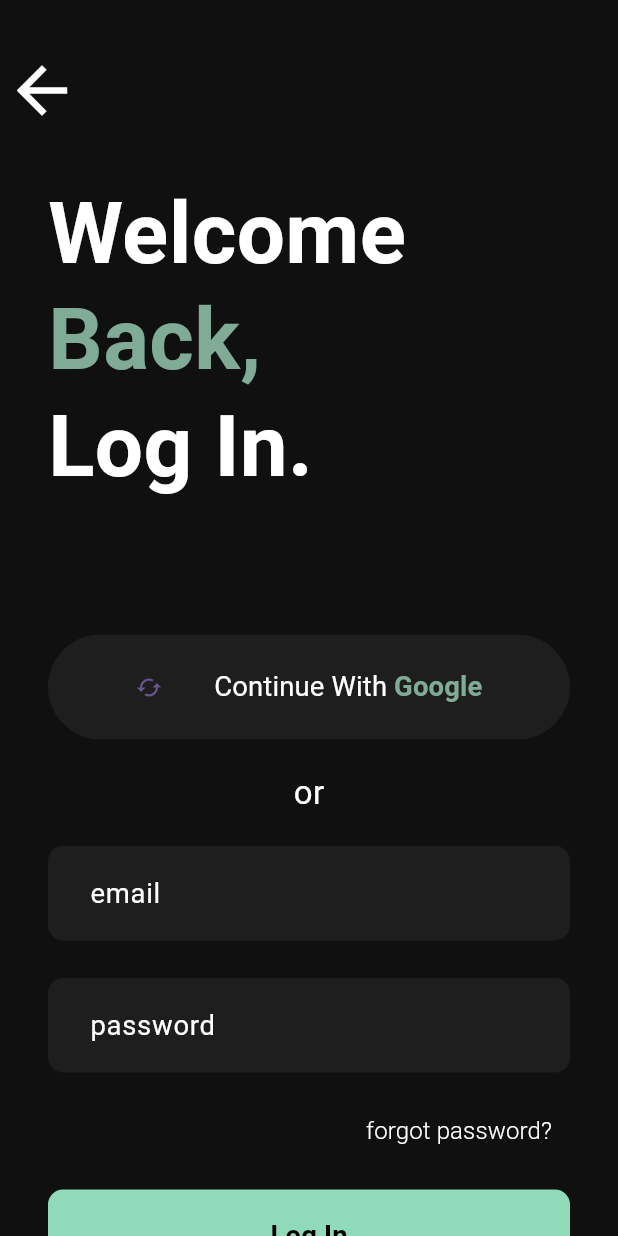
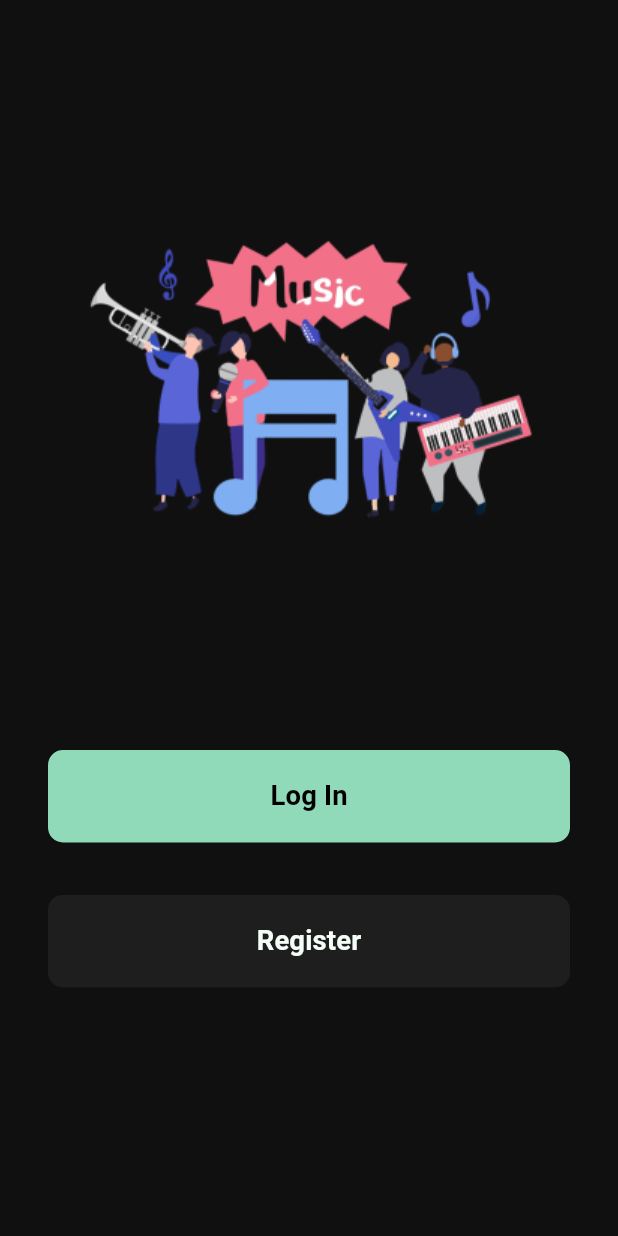
Before and after one commit to Joshua-Thachil/Hook, a Flutter app: the screen it shows after launch, on a phone screen of 412 x 824 dp. Run offline on Flutter 3.47's test engine with Material 3 defaults, Android fonts, the phone set to English and light mode, and no system bars; drawn by our look-alikes of carousel_slider; our stand-ins replace firebase_auth, firebase_core; accounts and stored records are empty.

Commit message:
added carousel slider to initScreen

```diff
--- a/lib/auth/auth_service.dart
+++ b/lib/auth/auth_service.dart
@@ -24,7 +24,7 @@ class AuthService{
       final credentials = await _authInstance.signInWithEmailAndPassword(email: email, password: password);
       return credentials.user;
     }catch(e) {
-      print("Error with creating user");
+      print("Error with Logging user in");
     }
 
     return null;
--- a/lib/main.dart
+++ b/lib/main.dart
@@ -1,7 +1,7 @@
 import 'package:firebase_core/firebase_core.dart';
 import 'package:flutter/material.dart';
 import 'package:musicapp/firebase_options.dart';
-import 'package:musicapp/screens/Login.dart';
+import 'package:musicapp/screens/InitScreen.dart';
 
 Future<void> main() async {
   WidgetsFlutterBinding.ensureInitialized();
@@ -21,7 +21,7 @@ class MyApp extends StatelessWidget {
         useMaterial3: true,
       ),
       debugShowCheckedModeBanner: false,
-      home: const Login(),
+      home: const InitScreen(),
     );
   }
 }
--- /dev/null
+++ b/lib/screens/InitScreen.dart
@@ -0,0 +1,92 @@
+import 'package:flutter/material.dart';
+import 'package:carousel_slider/carousel_slider.dart';
+
+class InitScreen extends StatefulWidget {
+  const InitScreen({super.key});
+
+  @override
+  State<InitScreen> createState() => _InitScreenState();
+}
+
+class _InitScreenState extends State<InitScreen> {
+
+  List<Widget> carouselItems = [
+    Container(
+      decoration: BoxDecoration(
+        image: DecorationImage(
+          image: AssetImage('assets/images/band-performing-live-music.png')
+        )
+      ),
+    ),
+  ];
+
+  @override
+  Widget build(BuildContext context) {
+    return Scaffold(
+      backgroundColor: const Color(0xff101010),
+      body: Center(
+        child: Padding(
+          padding: const EdgeInsets.only(left: 32, right: 32),
+          child: ListView(
+            children: [
+
+              CarouselSlider(
+                  items: carouselItems,
+                  options: CarouselOptions(
+                    height: 500,
+                    viewportFraction: 1
+                  )
+              ),
+
+              ElevatedButton(
+                onPressed: () {
+
+                },
+                style: ElevatedButton.styleFrom(
+                  elevation: 0,
+                  backgroundColor: const Color(0xff90DAB9),
+                  fixedSize: const Size(366, 61.6),
+                  shape: const RoundedRectangleBorder(
+                      borderRadius: BorderRadius.all(Radius.circular(10))
+                  ),
+                ),
+                child: const Text(
+                  "Log In",
+                  style: TextStyle(
+                    fontSize: 18.3,
+                    fontWeight: FontWeight.bold,
+                    color: Colors.black,
+                  ),
+                ),
+              ),
+
+              SizedBox(height: 35,),
+
+              ElevatedButton(
+                onPressed: () {
+
+                },
+                style: ElevatedButton.styleFrom(
+                  elevation: 0,
+                  backgroundColor: const Color(0xff1E1E1E),
+                  fixedSize: const Size(366, 61.6),
+                  shape: const RoundedRectangleBorder(
+                      borderRadius: BorderRadius.all(Radius.circular(10))
+                  ),
+                ),
+                child: const Text(
+                  "Register",
+                  style: TextStyle(
+                    fontSize: 18.3,
+                    fontWeight: FontWeight.bold,
+                    color: const Color(0xffF4FDF6),
+                  ),
+                ),
+              ),
+            ],
+          ),
+        ),
+      ),
+    );
+  }
+}
--- a/lib/screens/Login.dart
+++ b/lib/screens/Login.dart
@@ -2,7 +2,6 @@ import 'package:flutter/cupertino.dart';
 import 'package:flutter/material.dart';
 import 'package:musicapp/auth/auth_service.dart';
 import 'package:musicapp/screens/HomePage.dart';
-import 'package:musicapp/screens/SignUp.dart';
 
 class Login extends StatefulWidget {
   const Login({super.key});
@@ -231,14 +230,14 @@ class _LoginState extends State<Login> {
 
               const SizedBox(height: 15,),
 
-              ElevatedButton(
-                onPressed: () {
-                  Navigator.push(context, MaterialPageRoute(builder: (context) => SignUp()));
-                },
-                child: const Text(
-                  "Signup",
-                ),
-              ),
+              // ElevatedButton(
+              //   onPressed: () {
+              //     Navigator.push(context, MaterialPageRoute(builder: (context) => SignUp()));
+              //   },
+              //   child: const Text(
+              //     "Signup",
+              //   ),
+              // ),
 
             ],
           ),
```
Also changed, not shown: pubspec.yaml (+3 -4 lines), assets/images/band-performing-live-music.png (added), flutter_02.png (added), pubspec.lock.
